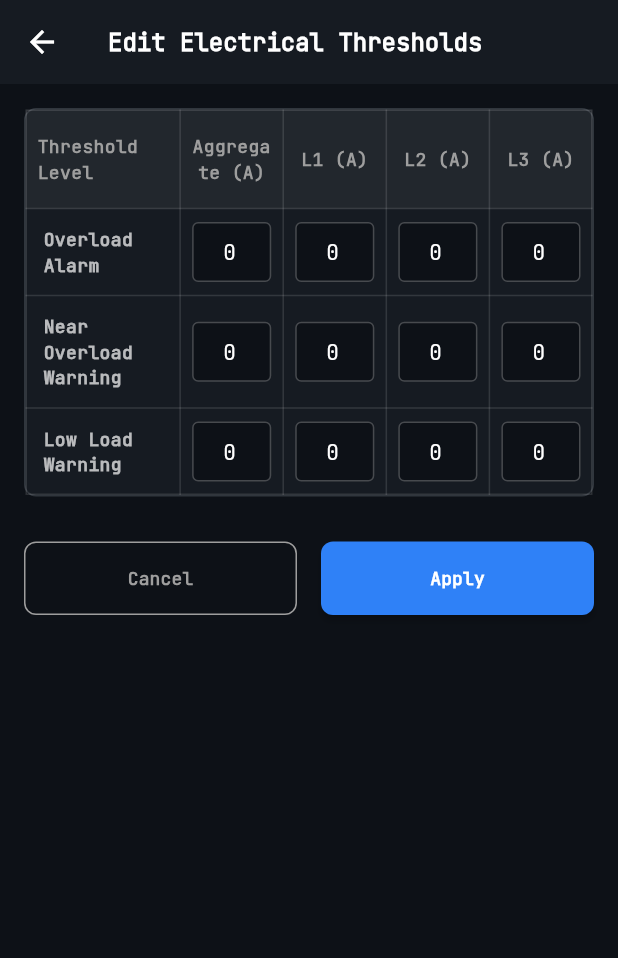
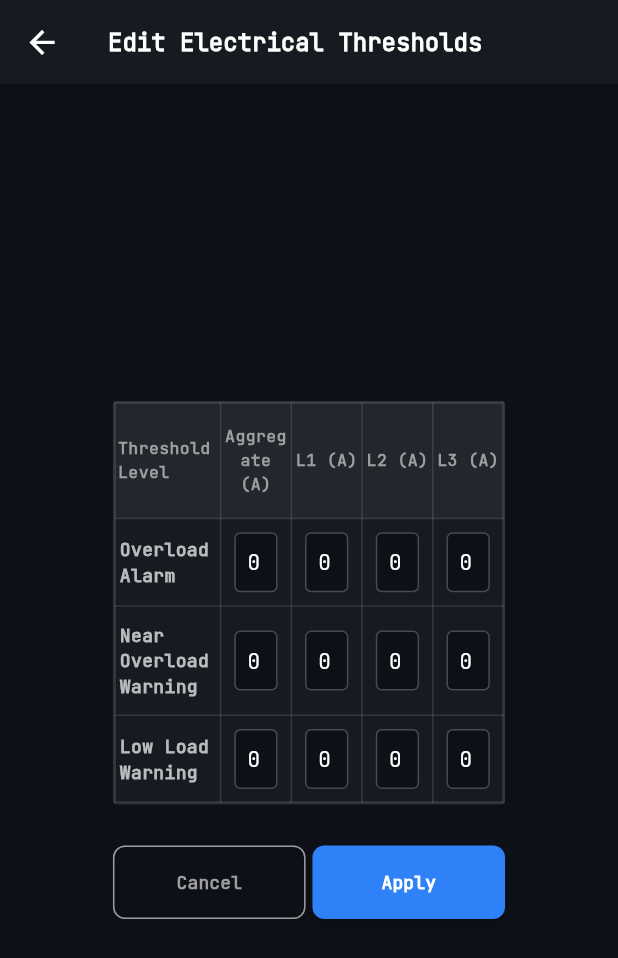
Before and after one commit to PritamBhure/iPDU-Monitor, a Flutter app: the ElectricalThresholdEditScreen screen opened directly with empty values, on a phone screen of 412 x 824 dp. Shown: the top 958 px of the screen. Run offline on Flutter 3.47's test engine with Material 3 defaults, Android fonts, the phone set to English and light mode, and no system bars; our stand-ins replace flutter_screenutil, flutter_svg, fluttertoast, hive, hive_flutter; missing offline and left inert: mqtt_client; accounts and stored records are empty; generated files the repository leaves out were written again.

Commit message:
UI changes for laptop and mobile

```diff
--- a/lib/Controller/provider/pdu_provider.dart
+++ b/lib/Controller/provider/pdu_provider.dart
@@ -29,6 +29,8 @@ class PduController extends ChangeNotifier {
   String processorType = "-";
   String kva = "-";
   String voltageType = "-";
+  String email = "-";
+
 
   // --- SENSOR CONFIG ---
   String tempMeasure = "C";
@@ -119,6 +121,8 @@ class PduController extends ChangeNotifier {
             type = data['type']?.toString() ?? "-";
             outletsCount = data['outlets']?.toString() ?? "-";
             rating = data['ratingInAmp']?.toString() ?? "-";
+            email = data['email']?.toString() ?? "";
+
 
             var rawKva = data['kva'];
             double? kvaValue = double.tryParse(rawKva?.toString() ?? "");
--- a/lib/Core/utils/dashboardHelperWidgets/ElectricalTableWidget/electricalThresholdEditScreen.dart
+++ b/lib/Core/utils/dashboardHelperWidgets/ElectricalTableWidget/electricalThresholdEditScreen.dart
@@ -1,11 +1,12 @@
 import 'package:flutter/material.dart';
+import 'package:flutter_screenutil/flutter_screenutil.dart'; // Import ScreenUtil
 
 import '../../../../Controller/provider/pdu_provider.dart';
 import '../../../constant/appColors_constant.dart';
 import '../../../constant/appTextWidget.dart';
+import '../../widgets/commonAppBar.dart';
 import '../../widgets/customButton.dart';
 import '../../widgets/tableInputBoxWidget.dart';
-
 
 class ElectricalThresholdEditScreen extends StatefulWidget {
   final PduController controller;
@@ -13,24 +14,22 @@ class ElectricalThresholdEditScreen extends StatefulWidget {
   const ElectricalThresholdEditScreen({super.key, required this.controller});
 
   @override
-  State<ElectricalThresholdEditScreen> createState() => _ElectricalThresholdEditScreenState();
+  State<ElectricalThresholdEditScreen> createState() =>
+      _ElectricalThresholdEditScreenState();
 }
 
-class _ElectricalThresholdEditScreenState extends State<ElectricalThresholdEditScreen> {
+class _ElectricalThresholdEditScreenState
+    extends State<ElectricalThresholdEditScreen> {
   // --- CONTROLLERS GRID ---
-  // Rows: 0=Overload, 1=Near Overload, 2=Low Load
-  // Cols: 0=Aggregate, 1=L1, 2=L2, 3=L3
   final List<List<TextEditingController>> _controllers = [];
 
   @override
   void initState() {
     super.initState();
-    // Initialize 3 Rows x 4 Columns with dummy or existing data
-    // TODO: Connect this to actual data from your controller if available
+    // Initialize 3 Rows x 4 Columns
     for (int i = 0; i < 3; i++) {
       List<TextEditingController> row = [];
       for (int j = 0; j < 4; j++) {
-        // Defaulting to "0" or "10" as placeholders like the image
         row.add(TextEditingController(text: "0"));
       }
       _controllers.add(row);
@@ -47,33 +46,41 @@ class _ElectricalThresholdEditScreenState extends State<ElectricalThresholdEditS
 
   @override
   Widget build(BuildContext context) {
+    // 1. Get Screen Dimensions
+    double screenWidth = MediaQuery.of(context).size.width;
+    double screenHeight = MediaQuery.of(context).size.height;
+
     return Scaffold(
       backgroundColor: AppColors.backgroundDeep,
-      appBar: AppBar(
-        backgroundColor: AppColors.cardSurface,
-        title: const AppText("Edit Electrical Thresholds", size: TextSize.title, fontWeight: FontWeight.bold),
-        leading: IconButton(
-          icon: const Icon(Icons.arrow_back, color: Colors.white),
-          onPressed: () => Navigator.pop(context),
+      appBar: CommonAppBar(
+        title: 'Edit Electrical Thresholds',
       ),
+      body: Center(
+        // 2. Constrain width for large 17" screens so the table doesn't look stretched
+        child: ConstrainedBox(
+          constraints: BoxConstraints(maxWidth: 1000.w),
+          child: SingleChildScrollView(
+            // 3. Use MediaQuery for outer padding to breathe based on window size
+            padding: EdgeInsets.symmetric(
+                horizontal: screenWidth * 0.03, // 3% of width
+                vertical: screenHeight * 0.03   // 3% of height
             ),
-      body: SingleChildScrollView(
-        padding: const EdgeInsets.all(16.0),
             child: Column(
               children: [
                 Container(
                   decoration: BoxDecoration(
                     color: AppColors.cardSurface,
-                borderRadius: BorderRadius.circular(8),
+                    borderRadius: BorderRadius.circular(8.r),
                     border: Border.all(color: AppColors.panelBorder),
                   ),
                   child: Column(
                     children: [
                       // --- TABLE STRUCTURE ---
                       Table(
-                    border: TableBorder.all(color: Colors.white12), // Grid lines
+                        border: TableBorder.all(color: Colors.white12),
                         columnWidths: const {
-                      0: FlexColumnWidth(1.5), // Header Column is wider
+                          // Keeping FlexColumnWidth is good for responsiveness
+                          0: FlexColumnWidth(1.5),
                           1: FlexColumnWidth(1),
                           2: FlexColumnWidth(1),
                           3: FlexColumnWidth(1),
@@ -83,7 +90,8 @@ class _ElectricalThresholdEditScreenState extends State<ElectricalThresholdEditS
                         children: [
                           // 1. HEADER ROW
                           TableRow(
-                        decoration: BoxDecoration(color: Colors.white.withOpacity(0.05)),
+                            decoration: BoxDecoration(
+                                color: Colors.white.withOpacity(0.05)),
                             children: const [
                               _HeaderCell("Threshold Level", alignLeft: true),
                               _HeaderCell("Aggregate (A)"),
@@ -102,35 +110,42 @@ class _ElectricalThresholdEditScreenState extends State<ElectricalThresholdEditS
                     ],
                   ),
                 ),
-            const SizedBox(height: 30),
+                // ScreenUtil for vertical spacing
+                SizedBox(height: 30.h),
 
                 // --- BUTTONS ---
                 Row(
+                  crossAxisAlignment: CrossAxisAlignment.center,
+                  mainAxisAlignment: MainAxisAlignment.center,
+                  mainAxisSize: MainAxisSize.max,
                   children: [
+                    // CANCEL BUTTON
                     Expanded(
                       child: CustomButton(
                         text: "Cancel",
+
                         isOutlined: true,
                         onPressed: () => Navigator.pop(context),
                       ),
                     ),
-                const SizedBox(width: 16),
+
+                    SizedBox(width: 16.w),
+
+                    // APPLY BUTTON
                     Expanded(
                       child: CustomButton(
                         text: "Apply",
                         onPressed: () {
-                      // TODO: Implement Save Logic
-                      // Use _controllers[row][col].text to get values
+                          // Save Logic...
                           Navigator.pop(context);
-                      ScaffoldMessenger.of(context).showSnackBar(
-                        const SnackBar(content: Text("Thresholds Updated"), backgroundColor: Colors.green),
-                      );
                         },
                       ),
                     ),
                   ],
                 ),
               ],
+            ),
+          ),
         ),
       ),
     );
@@ -141,18 +156,23 @@ class _ElectricalThresholdEditScreenState extends State<ElectricalThresholdEditS
       children: [
         // Label Column
         Padding(
-          padding: const EdgeInsets.all(12.0),
-          child: AppText(label, size: TextSize.body, fontWeight: FontWeight.bold, color: Colors.white70),
+          // Using ScreenUtil for internal table cell padding
+          padding: EdgeInsets.symmetric(horizontal: 12.w, vertical: 12.h),
+          child: AppText(label,
+              size: TextSize.body,
+              fontWeight: FontWeight.bold,
+              color: Colors.white70),
         ),
         // Input Columns
-        tableInputBox(_controllers[rowIndex][0]), // Aggregate
-        tableInputBox(_controllers[rowIndex][1]), // L1
-        tableInputBox(_controllers[rowIndex][2]), // L2
-        tableInputBox(_controllers[rowIndex][3]), // L3
+        // Note: Assuming tableInputBox handles its own responsiveness internally
+        // or fits the constraints of the parent TableCell.
+        Padding(padding: EdgeInsets.all(4.r), child: tableInputBox(_controllers[rowIndex][0])),
+        Padding(padding: EdgeInsets.all(4.r), child: tableInputBox(_controllers[rowIndex][1])),
+        Padding(padding: EdgeInsets.all(4.r), child: tableInputBox(_controllers[rowIndex][2])),
+        Padding(padding: EdgeInsets.all(4.r), child: tableInputBox(_controllers[rowIndex][3])),
       ],
     );
   }
-
 }
 
 class _HeaderCell extends StatelessWidget {
@@ -163,12 +183,14 @@ class _HeaderCell extends StatelessWidget {
   @override
   Widget build(BuildContext context) {
     return Padding(
-      padding: const EdgeInsets.symmetric(vertical: 16.0, horizontal: 8.0),
-      child: Text(
+      // Responsive padding for the header
+      padding: EdgeInsets.symmetric(vertical: 16.h, horizontal: 8.w),
+      child: AppText(
         text,
         textAlign: alignLeft ? TextAlign.left : TextAlign.center,
-        style: const TextStyle(color: Colors.grey, fontSize: 12, fontWeight: FontWeight.bold),
-      ),
+            color: Colors.grey,
+            size:TextSize.tableHeader , // Responsive font size
+            fontWeight: FontWeight.bold),
     );
   }
 }
--- /dev/null
+++ b/lib/Core/utils/widgets/commonAppBar.dart
@@ -0,0 +1,53 @@
+import 'package:flutter/material.dart';
+import 'package:flutter_screenutil/flutter_screenutil.dart';
+
+import '../../constant/appColors_constant.dart';
+import '../../constant/appTextWidget.dart';
+
+
+class CommonAppBar extends StatelessWidget implements PreferredSizeWidget {
+  final String title;
+  final VoidCallback? onBackPressed;
+  final PreferredSizeWidget? bottom; // For TabBars
+  final List<Widget>? actions;       // For extra buttons
+
+  const CommonAppBar({
+    super.key,
+    required this.title,
+    this.onBackPressed,
+    this.bottom,
+    this.actions,
+  });
+
+  @override
+  Widget build(BuildContext context) {
+    var screenheight = MediaQuery.of(context).size.height;
+
+    return AppBar(
+      backgroundColor: AppColors.cardSurface,
+      centerTitle: false, // Aligns left like your designs
+      elevation: 0,
+
+      title: AppText(
+        title,
+        size: TextSize.title,
+        fontWeight: FontWeight.bold,
+      ),
+
+      leading: IconButton(
+        // Responsive Icon Size
+        icon: Icon(Icons.arrow_back, color: Colors.white, size:screenheight * 0.03 ),
+        onPressed: onBackPressed ?? () => Navigator.pop(context),
+      ),
+
+      bottom: bottom,
+      actions: actions,
+    );
+  }
+
+  @override
+  // Automatically calculates height based on whether a TabBar (bottom) is present
+  Size get preferredSize => Size.fromHeight(
+      kToolbarHeight + (bottom?.preferredSize.height ?? 0.0)
+  );
+}
--- a/lib/Core/utils/widgets/customButton.dart
+++ b/lib/Core/utils/widgets/customButton.dart
@@ -36,6 +36,7 @@ class CustomButton extends StatelessWidget {
         child: AppText(
           text,
           size: TextSize.body,
+          overflow: TextOverflow.ellipsis,
           color: textColor ?? Colors.grey, // Default grey text
           fontWeight: FontWeight.bold,
         ),
@@ -50,10 +51,12 @@ class CustomButton extends StatelessWidget {
         shape: RoundedRectangleBorder(borderRadius: borderRadius),
         elevation: 2,
       ),
+
       onPressed: onPressed,
       child: AppText(
         text,
         size: TextSize.body,
+        overflow: TextOverflow.ellipsis,
         color: textColor ?? Colors.white, // Default white text
         fontWeight: FontWeight.bold,
       ),
--- a/pubspec.yaml
+++ b/pubspec.yaml
@@ -42,6 +42,9 @@ dependencies:
   hive: ^2.2.3
   hive_flutter: ^1.1.0
   fluttertoast: ^8.2.4
+  flutter_screenutil: any
+
+
 
 dev_dependencies:
   flutter_test:
```
Also changed, not shown: lib/Core/utils/dashboardHelperWidgets/ConfigurationWidget/configurationEditWidget.dart (+59 -43 lines), lib/Core/utils/dashboardHelperWidgets/OutletWidgets/outletListEditWidget.dart (+123 -79 lines), lib/Core/utils/dashboardHelperWidgets/SensorConfigWidgetScreen/sensorConfigEditScreen.dart (+128 -86 lines), lib/main.dart (+12 -6 lines), lib/Core/utils/widgets/responsiveScreenUtil.dart (added), pubspec.lock. Lines whose indentation alone changed are shown as unchanged.
